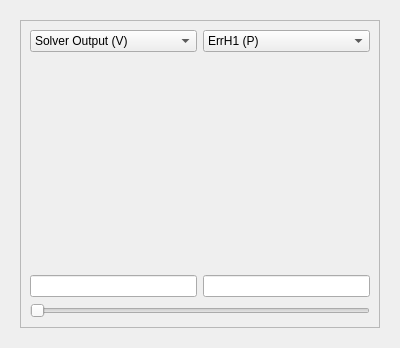
DanielaCabiddu/PEMesh.2, file src/solverresultsgraphicwidget.ui: the form before one commit.
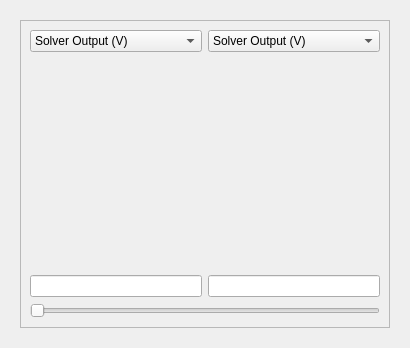
The form after the commit. Custom widgets are drawn as their Qt base class.

```diff
--- a/src/solverresultsgraphicwidget.ui
+++ b/src/solverresultsgraphicwidget.ui
@@ -6,7 +6,7 @@
    <rect>
     <x>0</x>
     <y>0</y>
-    <width>400</width>
+    <width>410</width>
     <height>348</height>
    </rect>
   </property>
@@ -79,10 +79,10 @@
          <item row="0" column="1">
           <widget class="QComboBox" name="canvas2_cb">
            <property name="currentText">
-            <string>ErrH1 (P)</string>
+            <string>Solver Output (V)</string>
            </property>
            <property name="currentIndex">
-            <number>2</number>
+            <number>0</number>
            </property>
            <item>
             <property name="text">
@@ -96,7 +96,7 @@
            </item>
            <item>
             <property name="text">
-             <string>ErrH1 (P)</string>
+             <string>H1 Error (P)</string>
             </property>
            </item>
            <item>
```
Left out of the diff: 4 changed lines with no effect on the pictures.
